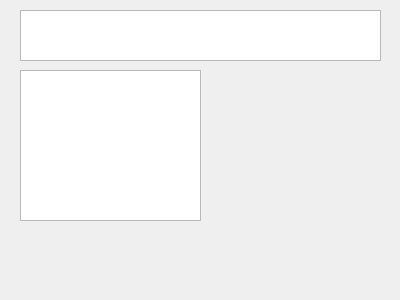
The window that Apps/PortfolioApp/src/RemoveFromListDialog.ui (JamesAks/PortfolioRiskEngine) describes before a commit, drawn with Qt 5.
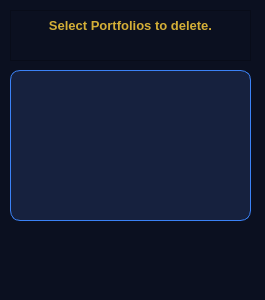
The same window after the commit.

```diff
--- a/Apps/PortfolioApp/src/RemoveFromListDialog.ui
+++ b/Apps/PortfolioApp/src/RemoveFromListDialog.ui
@@ -6,19 +6,25 @@
    <rect>
     <x>0</x>
     <y>0</y>
-    <width>400</width>
+    <width>265</width>
     <height>300</height>
    </rect>
   </property>
   <property name="windowTitle">
    <string>Dialog</string>
   </property>
+  <property name="styleSheet">
+   <string notr="true">QDialog{
+
+	background-color: rgb(11, 16, 32);
+}</string>
+  </property>
   <widget class="QDialogButtonBox" name="buttonBox">
    <property name="geometry">
     <rect>
-     <x>30</x>
+     <x>10</x>
      <y>240</y>
-     <width>341</width>
+     <width>241</width>
      <height>32</height>
     </rect>
    </property>
@@ -32,12 +38,43 @@
   <widget class="QListWidget" name="list_of_items">
    <property name="geometry">
     <rect>
-     <x>20</x>
+     <x>10</x>
      <y>70</y>
-     <width>181</width>
+     <width>241</width>
      <height>151</height>
     </rect>
    </property>
+   <property name="focusPolicy">
+    <enum>Qt::FocusPolicy::NoFocus</enum>
+   </property>
+   <property name="styleSheet">
+    <string notr="true">QListWidget{
+	
+	background-color: rgb(22, 33, 62);
+	border: 1px solid rgb(59, 130, 246);
+	border-radius: 10px;
+	color: rgb(255, 255, 255);
+}
+
+QListView::item{
+
+	 padding: 6px;
+    border-radius: 10px; 
+}
+
+QListView::item:selected {
+	border: 2px solid rgb(131, 94, 8);;
+    background: rgb(184, 134, 11);
+	color: rgb(255, 255, 255);
+}
+
+QListView::item:hover {
+    
+	background-color: rgb(59, 130, 246);
+}
+
+</string>
+   </property>
    <property name="selectionMode">
     <enum>QAbstractItemView::SelectionMode::MultiSelection</enum>
    </property>
@@ -45,12 +82,24 @@
   <widget class="QTextBrowser" name="textBrowser">
    <property name="geometry">
     <rect>
-     <x>20</x>
+     <x>10</x>
      <y>10</y>
-     <width>361</width>
+     <width>241</width>
      <height>51</height>
     </rect>
    </property>
+   <property name="styleSheet">
+    <string notr="true">QTextBrowser{
+
+	background-color: rgb(11, 16, 32);
+	font: 12pt &quot;Segoe UI&quot;;
+	color: rgb(212, 175, 55);
+	padding: 3px;
+
+}
+
+</string>
+   </property>
    <property name="html">
     <string>&lt;!DOCTYPE HTML PUBLIC &quot;-//W3C//DTD HTML 4.0//EN&quot; &quot;http://www.w3.org/TR/REC-html40/strict.dtd&quot;&gt;
 &lt;html&gt;&lt;head&gt;&lt;meta name=&quot;qrichtext&quot; content=&quot;1&quot; /&gt;&lt;meta charset=&quot;utf-8&quot; /&gt;&lt;style type=&quot;text/css&quot;&gt;
@@ -58,8 +107,8 @@
 hr { height: 1px; border-width: 0; }
 li.unchecked::marker { content: &quot;\2610&quot;; }
 li.checked::marker { content: &quot;\2612&quot;; }
-&lt;/style&gt;&lt;/head&gt;&lt;body style=&quot; font-family:'Segoe UI'; font-size:9pt; font-weight:400; font-style:normal;&quot;&gt;
-&lt;p style=&quot;-qt-paragraph-type:empty; margin-top:0px; margin-bottom:0px; margin-left:0px; margin-right:0px; -qt-block-indent:0; text-indent:0px;&quot;&gt;&lt;br /&gt;&lt;/p&gt;&lt;/body&gt;&lt;/html&gt;</string>
+&lt;/style&gt;&lt;/head&gt;&lt;body style=&quot; font-family:'Segoe UI'; font-size:12pt; font-weight:400; font-style:normal;&quot;&gt;
+&lt;p align=&quot;center&quot; style=&quot; margin-top:12px; margin-bottom:12px; margin-left:0px; margin-right:0px; -qt-block-indent:0; text-indent:0px;&quot;&gt;&lt;span style=&quot; font-family:'Cascadia Mono'; font-size:10pt; font-weight:700; color:#d4af37;&quot;&gt;Select Portfolios to delete.&lt;/span&gt;&lt;/p&gt;&lt;/body&gt;&lt;/html&gt;</string>
    </property>
   </widget>
  </widget>
```
